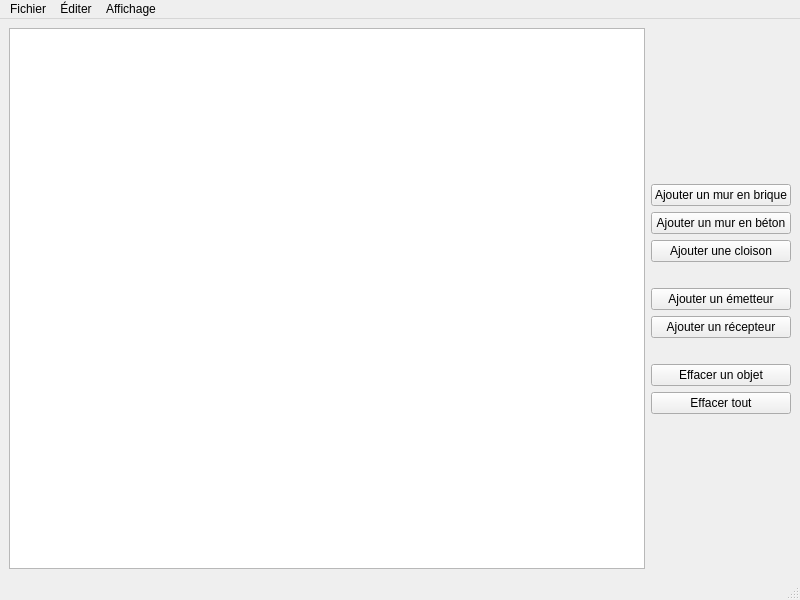
Qt form mainwindow.ui (mathphi/TelecomPhysics_ProjectBA3) before a commit.
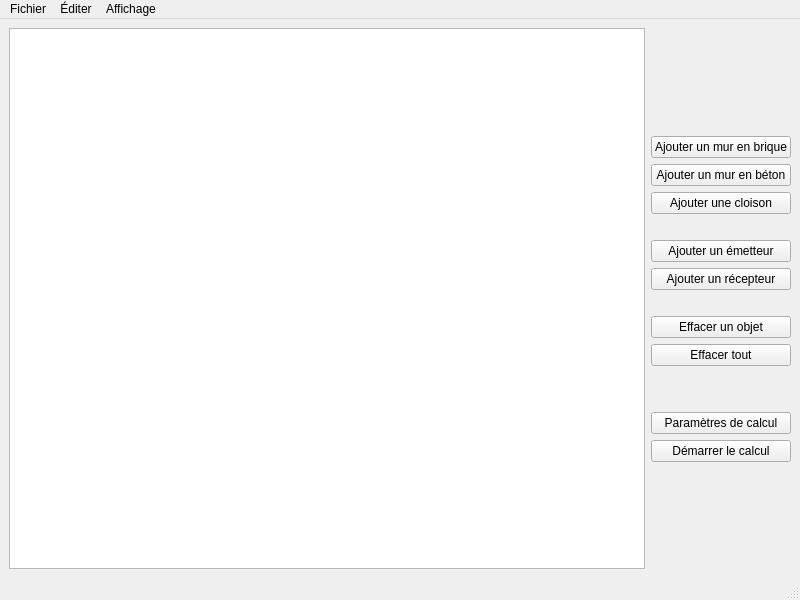
The same form after that commit. Icons and pictures are not drawn.

```diff
--- a/mainwindow.ui
+++ b/mainwindow.ui
@@ -10,6 +10,12 @@
     <height>600</height>
    </rect>
   </property>
+  <property name="minimumSize">
+   <size>
+    <width>600</width>
+    <height>400</height>
+   </size>
+  </property>
   <property name="windowTitle">
    <string>Ray-tracing Simulation</string>
   </property>
@@ -121,6 +127,36 @@
         </property>
        </widget>
       </item>
+      <item>
+       <spacer name="verticalSpacer_5">
+        <property name="orientation">
+         <enum>Qt::Vertical</enum>
+        </property>
+        <property name="sizeType">
+         <enum>QSizePolicy::Fixed</enum>
+        </property>
+        <property name="sizeHint" stdset="0">
+         <size>
+          <width>20</width>
+          <height>40</height>
+         </size>
+        </property>
+       </spacer>
+      </item>
+      <item>
+       <widget class="QPushButton" name="button_settings">
+        <property name="text">
+         <string>Paramètres de calcul</string>
+        </property>
+       </widget>
+      </item>
+      <item>
+       <widget class="QPushButton" name="button_compute">
+        <property name="text">
+         <string>Démarrer le calcul</string>
+        </property>
+       </widget>
+      </item>
       <item>
        <spacer name="verticalSpacer">
         <property name="orientation">
```
